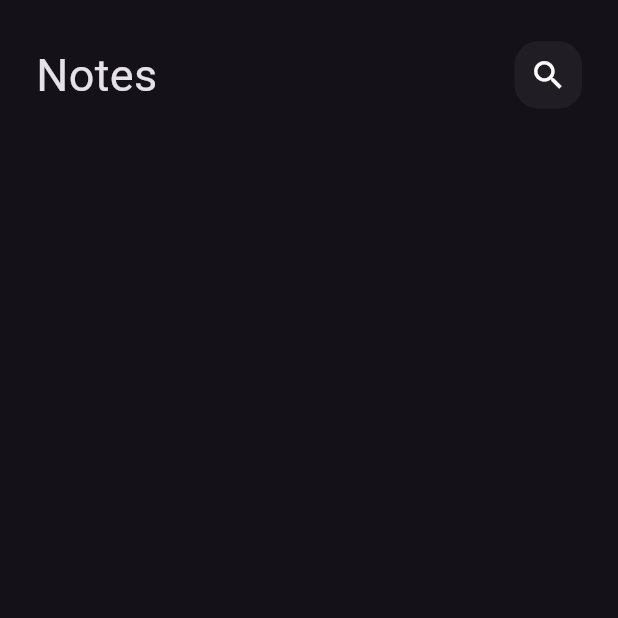
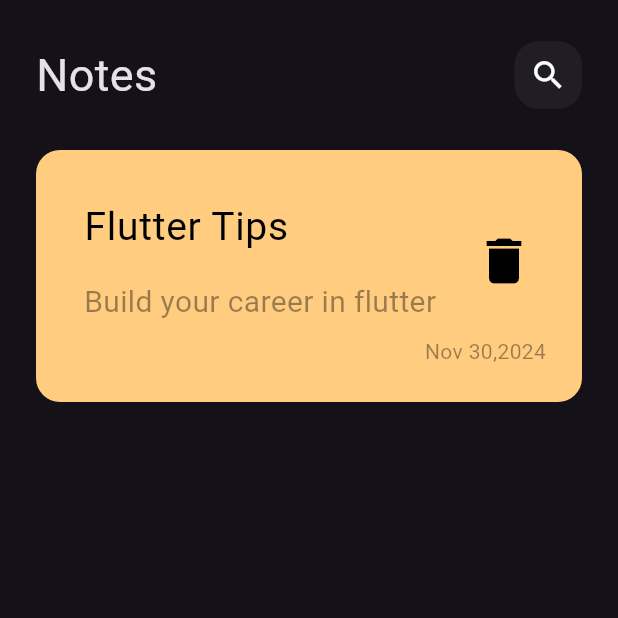
Before and after one commit to AhmedFared888/notes_app, a Flutter app: the screen it shows after launch, on a phone screen of 412 x 824 dp, the top half of it. Run offline on Flutter 3.47's test engine with Material 3 defaults, Android fonts, the phone set to English and light mode, and no system bars; Roboto replaces fonts that are missing (Poppins).

Commit message:
custom note item

```diff
--- a/lib/main.dart
+++ b/lib/main.dart
@@ -12,7 +12,10 @@ class NotesApp extends StatelessWidget {
   Widget build(BuildContext context) {
     return MaterialApp(
       debugShowCheckedModeBanner: false,
-      theme: ThemeData.dark(),
+      theme: ThemeData(
+        brightness: Brightness.dark,
+        fontFamily: 'Poppins',
+      ),
       home: NotesView(),
     );
   }
--- /dev/null
+++ b/lib/widgets/note_item.dart
@@ -0,0 +1,61 @@
+import 'package:flutter/material.dart';
+
+class NoteItem extends StatelessWidget {
+  const NoteItem({super.key});
+
+  @override
+  Widget build(BuildContext context) {
+    return Container(
+      padding: const EdgeInsets.only(
+        top: 24.0,
+        bottom: 24.0,
+        left: 16.0,
+      ),
+      decoration: BoxDecoration(
+        color: const Color(0xffFFCC80),
+        borderRadius: BorderRadius.circular(16.0),
+      ),
+      child: Column(
+        crossAxisAlignment: CrossAxisAlignment.end,
+        children: [
+          ListTile(
+            title: const Text(
+              'Flutter Tips',
+              style: TextStyle(
+                color: Colors.black,
+                fontSize: 26.0,
+              ),
+            ),
+            subtitle: Padding(
+              padding: const EdgeInsets.only(top: 16.0),
+              child: Text(
+                'Build your career in flutter',
+                style: TextStyle(
+                  color: Colors.black.withOpacity(.4),
+                  fontSize: 20.0,
+                ),
+              ),
+            ),
+            trailing: IconButton(
+              onPressed: () {},
+              icon: const Icon(
+                Icons.delete,
+                color: Colors.black,
+                size: 40.0,
+              ),
+            ),
+          ),
+          Padding(
+            padding: const EdgeInsets.only(right: 24.0),
+            child: Text(
+              'Nov 30,2024',
+              style: TextStyle(
+                color: Colors.black.withOpacity(.4),
+              ),
+            ),
+          ),
+        ],
+      ),
+    );
+  }
+}
--- a/lib/widgets/notes_view_body.dart
+++ b/lib/widgets/notes_view_body.dart
@@ -1,5 +1,6 @@
 import 'package:flutter/material.dart';
 import 'package:notes_app/widgets/custom_app_bar.dart';
+import 'package:notes_app/widgets/note_item.dart';
 
 class NotesViewBody extends StatelessWidget {
   const NotesViewBody({super.key});
@@ -9,7 +10,10 @@ class NotesViewBody extends StatelessWidget {
     return const Padding(
       padding: EdgeInsets.symmetric(horizontal: 24.0),
       child: Column(
-        children: [CustomAppBar()],
+        children: [
+          CustomAppBar(),
+          NoteItem(),
+        ],
       ),
     );
   }
```
Also changed, not shown: pubspec.yaml (+6 -12 lines), lib/assets/fonts/Poppins-Regular.ttf (added).
